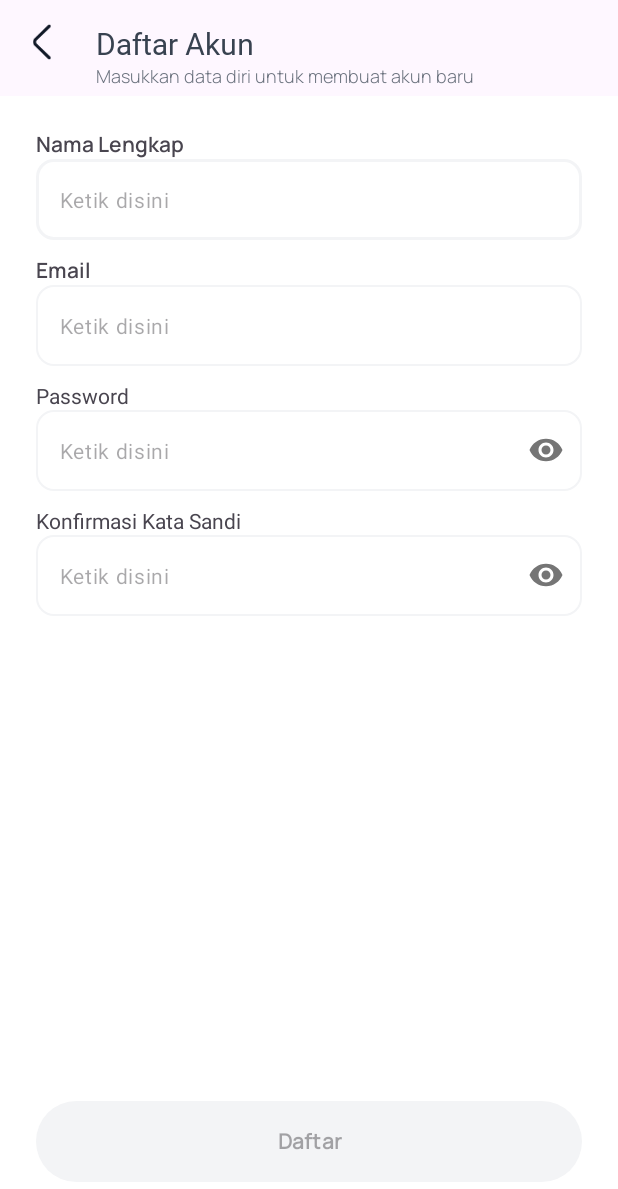
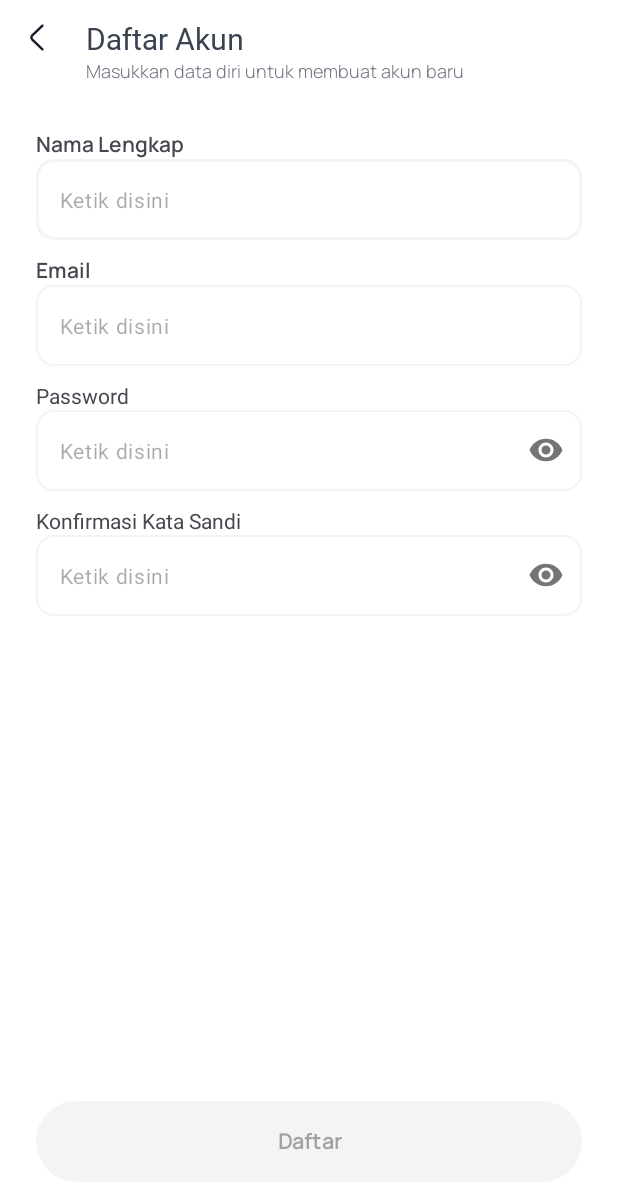
Before and after one commit to Sabani-Tech/nasho-learn-fe-kotlin, an Android app: the SignUpActivity screen opened directly, with no data from a screen before it, on a phone screen of 412 x 824 dp. Shown: the top 1189 px of the screen. Run offline under Robolectric (Android 15) with nearby library versions, the phone set to English and light mode, and no system bars.

Commit message:
update custom app bar

```diff
--- a/app/src/main/res/layout/custom_app_bar_center.xml
+++ b/app/src/main/res/layout/custom_app_bar_center.xml
@@ -22,12 +22,12 @@
                 android:id="@+id/iv_back"
                 android:layout_width="wrap_content"
                 android:layout_height="wrap_content"
-                android:src="@drawable/img_back"
                 app:layout_constraintBottom_toBottomOf="@+id/tv_title"
                 app:layout_constraintEnd_toStartOf="@+id/tv_title"
                 app:layout_constraintHorizontal_bias="0.0"
                 app:layout_constraintStart_toStartOf="parent"
-                app:layout_constraintTop_toTopOf="@+id/tv_title" />
+                app:layout_constraintTop_toTopOf="@+id/tv_title"
+                app:srcCompat="@drawable/ic_back" />
 
             <TextView
                 android:id="@+id/tv_title"
--- a/app/src/main/res/layout/custom_app_bar_desc.xml
+++ b/app/src/main/res/layout/custom_app_bar_desc.xml
@@ -8,7 +8,8 @@
     <com.google.android.material.appbar.AppBarLayout
         android:id="@+id/app_bar_layout"
         android:layout_width="match_parent"
-        android:layout_height="wrap_content">
+        android:layout_height="wrap_content"
+        android:background="@color/white">
 
         <androidx.constraintlayout.widget.ConstraintLayout
             android:id="@+id/toolbar_app_bar"
@@ -20,8 +21,8 @@
 
             <ImageView
                 android:id="@+id/iv_back"
-                android:layout_width="24dp"
-                android:layout_height="24dp"
+                android:layout_width="wrap_content"
+                android:layout_height="wrap_content"
                 android:paddingHorizontal="4dp"
                 app:layout_constraintStart_toStartOf="parent"
                 app:layout_constraintTop_toTopOf="parent"
```
